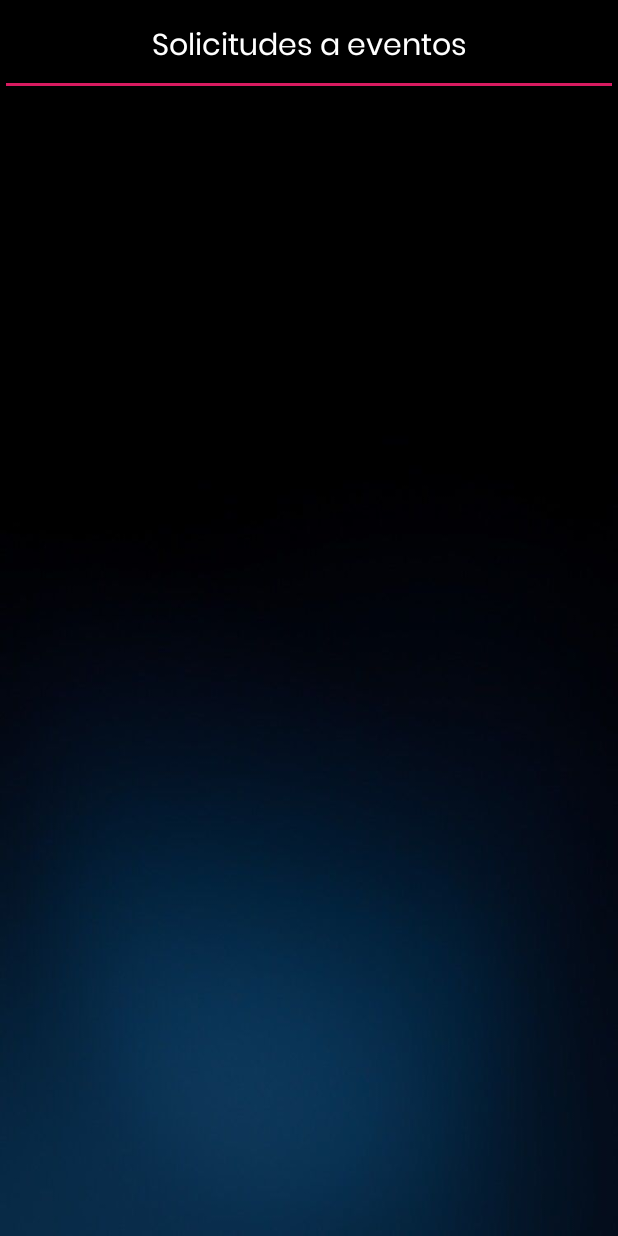
After one commit to BayronCampaz/SportApp, an Android app: the fragment RequestedEventFragment shown on its own in the app's theme, on a phone screen of 412 x 824 dp. The commit adds this screen. Run offline under Robolectric (Android 15) with nearby library versions, the phone set to English and light mode, and no system bars; 1 statement that could not run was skipped.

Commit message:
Add all related with RequestedEvents

```diff
--- a/app/src/main/java/edu/icesi/sportapp/FeedAdapter.java
+++ b/app/src/main/java/edu/icesi/sportapp/control/adapters/FeedAdapter.java
@@ -1,4 +1,4 @@
-package edu.icesi.sportapp;
+package edu.icesi.sportapp.control.adapters;
 
 import android.app.AlertDialog;
 import android.content.Context;
@@ -16,6 +16,7 @@ import android.widget.TextView;
 import java.text.SimpleDateFormat;
 import java.util.ArrayList;
 
+import edu.icesi.sportapp.R;
 import edu.icesi.sportapp.model.entity.EventSport;
 
 public class FeedAdapter extends BaseAdapter {
--- /dev/null
+++ b/app/src/main/java/edu/icesi/sportapp/control/adapters/RequestedEventAdapter.java
@@ -0,0 +1,55 @@
+package edu.icesi.sportapp.control.adapters;
+
+import android.view.LayoutInflater;
+import android.view.View;
+import android.view.ViewGroup;
+import android.widget.BaseAdapter;
+import android.widget.TextView;
+
+import java.util.ArrayList;
+
+import edu.icesi.sportapp.R;
+import edu.icesi.sportapp.model.entity.EventSportRequest;
+
+public class RequestedEventAdapter extends BaseAdapter {
+
+    private ArrayList<EventSportRequest> eventSportRequests;
+
+    public RequestedEventAdapter(){
+        eventSportRequests = new ArrayList<>();
+    }
+
+    @Override
+    public int getCount() {
+        return eventSportRequests.size();
+    }
+
+    @Override
+    public Object getItem(int i) {
+        return eventSportRequests.get(i);
+    }
+
+    @Override
+    public long getItemId(int i) {
+        return i;
+    }
+
+    @Override
+    public View getView(int i, View view, ViewGroup viewGroup) {
+
+        LayoutInflater inflater = LayoutInflater.from(viewGroup.getContext());
+        View rowView = inflater.inflate(R.layout.row_requested_event, null);
+        TextView nameRequestedEvent = rowView.findViewById(R.id.name_requested_event);
+        TextView statusRequestedEvent = rowView.findViewById(R.id.status_requested_event);
+
+        //TODO Acá toca obtener los eventos haciendo uso del atributo eventID del objeto eventSportRequests
+        nameRequestedEvent.setText("Evento: " );
+        nameRequestedEvent.setText("Estado: " + eventSportRequests.get(i).getStatus());
+
+        return rowView ;
+    }
+
+    public void addRequestedEvent(EventSportRequest event){
+        eventSportRequests.add(event);
+    }
+}
--- a/app/src/main/java/edu/icesi/sportapp/EventCreationFragment.java
+++ b/app/src/main/java/edu/icesi/sportapp/control/fragments/EventCreationFragment.java
@@ -1,4 +1,4 @@
-package edu.icesi.sportapp;
+package edu.icesi.sportapp.control.fragments;
 
 import android.app.DatePickerDialog;
 import android.app.TimePickerDialog;
@@ -29,6 +29,10 @@ import java.text.SimpleDateFormat;
 import java.util.Calendar;
 import java.util.Date;
 
+import edu.icesi.sportapp.MainActivity;
+import edu.icesi.sportapp.MapsActivity;
+import edu.icesi.sportapp.R;
+import edu.icesi.sportapp.control.fragments.FeedFragment;
 import edu.icesi.sportapp.model.entity.EventSport;
 import edu.icesi.sportapp.model.remote.DatabaseConstants;
 
--- a/app/src/main/java/edu/icesi/sportapp/FeedFragment.java
+++ b/app/src/main/java/edu/icesi/sportapp/control/fragments/FeedFragment.java
@@ -1,4 +1,4 @@
-package edu.icesi.sportapp;
+package edu.icesi.sportapp.control.fragments;
 
 import android.os.Bundle;
 import android.view.LayoutInflater;
@@ -6,6 +6,8 @@ import android.view.View;
 import android.view.ViewGroup;
 
 import androidx.fragment.app.Fragment;
+
+import edu.icesi.sportapp.R;
 
 public class FeedFragment extends Fragment {
 
--- a/app/src/main/java/edu/icesi/sportapp/ProfileFragment.java
+++ b/app/src/main/java/edu/icesi/sportapp/control/fragments/ProfileFragment.java
@@ -1,4 +1,4 @@
-package edu.icesi.sportapp;
+package edu.icesi.sportapp.control.fragments;
 
 import android.graphics.Color;
 import android.os.Bundle;
@@ -22,6 +22,7 @@ import com.google.firebase.database.FirebaseDatabase;
 import com.google.firebase.database.ValueEventListener;
 import com.google.firebase.database.collection.LLRBNode;
 
+import edu.icesi.sportapp.R;
 import edu.icesi.sportapp.model.entity.User;
 import edu.icesi.sportapp.model.remote.DatabaseConstants;
 
--- /dev/null
+++ b/app/src/main/java/edu/icesi/sportapp/control/fragments/RequestedEventFragment.java
@@ -0,0 +1,39 @@
+package edu.icesi.sportapp.control.fragments;
+
+import android.content.Context;
+import android.net.Uri;
+import android.os.Bundle;
+
+import androidx.fragment.app.Fragment;
+
+import android.view.LayoutInflater;
+import android.view.View;
+import android.view.ViewGroup;
+import android.widget.ListView;
+
+import edu.icesi.sportapp.R;
+import edu.icesi.sportapp.control.adapters.RequestedEventAdapter;
+
+
+public class RequestedEventFragment extends Fragment {
+
+    private ListView listRequestedEvents;
+    RequestedEventAdapter adapter;
+
+    @Override
+    public void onCreate(Bundle savedInstanceState) {
+        super.onCreate(savedInstanceState);
+    }
+
+    @Override
+    public View onCreateView(LayoutInflater inflater, ViewGroup container,
+                             Bundle savedInstanceState) {
+        View view = inflater.inflate(R.layout.fragment_requested_event, container, false);
+        listRequestedEvents = view.findViewById(R.id.list_requested_events);
+
+        adapter = new RequestedEventAdapter();
+        listRequestedEvents.setAdapter(adapter);
+
+        return view;
+    }
+}
--- a/app/src/main/java/edu/icesi/sportapp/model/entity/SportRequest.java
+++ b/app/src/main/java/edu/icesi/sportapp/model/entity/EventSportRequest.java
@@ -1,6 +1,6 @@
 package edu.icesi.sportapp.model.entity;
 
-public class SportRequest {
+public class EventSportRequest {
 
     public static final String ACCEPTED = "Aceptado";
     public static final String PENDING = "Pendiente";
@@ -11,10 +11,10 @@ public class SportRequest {
     private String eventID;
     private String status;
 
-    public SportRequest() {
+    public EventSportRequest() {
     }
 
-    public SportRequest(String uid, String userID, String eventID, String status) {
+    public EventSportRequest(String uid, String userID, String eventID, String status) {
         this.uid = uid;
         this.userID = userID;
         this.eventID = eventID;
--- a/app/src/main/res/drawable/ic_add_circle.xml
+++ b/app/src/main/res/drawable/ic_add_circle.xml
@@ -1,4 +1,4 @@
-<vector android:height="40dp" android:viewportHeight="24"
-    android:viewportWidth="24" android:width="40dp" xmlns:android="http://schemas.android.com/apk/res/android">
+<vector android:height="50dp" android:viewportHeight="24"
+    android:viewportWidth="24" android:width="50dp" xmlns:android="http://schemas.android.com/apk/res/android">
     <path android:fillColor="#FF000000" android:pathData="M12,2C6.48,2 2,6.48 2,12s4.48,10 10,10 10,-4.48 10,-10S17.52,2 12,2zM17,13h-4v4h-2v-4L7,13v-2h4L11,7h2v4h4v2z"/>
 </vector>
--- a/app/src/main/res/layout/fragment_feed.xml
+++ b/app/src/main/res/layout/fragment_feed.xml
@@ -3,7 +3,7 @@
     xmlns:tools="http://schemas.android.com/tools"
     android:layout_width="match_parent"
     android:layout_height="match_parent"
-    tools:context=".FeedFragment">
+    tools:context=".control.fragments.FeedFragment">
 
     <!-- TODO: Update blank fragment layout -->
     <TextView
--- /dev/null
+++ b/app/src/main/res/layout/fragment_requested_event.xml
@@ -0,0 +1,25 @@
+<?xml version="1.0" encoding="utf-8"?>
+<LinearLayout
+    android:layout_width="match_parent"
+    android:layout_height="match_parent"
+    android:orientation="vertical"
+    xmlns:android="http://schemas.android.com/apk/res/android"
+    android:background="@drawable/background4">
+
+    <TextView
+        style="@style/styleTextView"
+        android:layout_width="match_parent"
+        android:layout_height="wrap_content"
+        android:gravity="center"
+        android:padding="15dp"
+        android:textSize="20sp"
+        android:text="@string/request_to_events"/>
+
+    <ListView
+        android:id="@+id/list_requested_events"
+        android:layout_width="match_parent"
+        android:layout_height="wrap_content">
+
+    </ListView>
+
+</LinearLayout>
--- a/app/src/main/res/values/strings.xml
+++ b/app/src/main/res/values/strings.xml
@@ -25,6 +25,7 @@
     <string name="change_password">Cambiar contraseña</string>
     <string name="edit_info">Editar información</string>
     <string name="accept_changes">Aceptar cambios</string>
+    <string name="request_to_events">Solicitudes a eventos</string>
 
     <string name="not_user_yet">¿No eres usuario aún? "\n" Registrate</string>
     <string-array name="sports_array">
```
Also changed, not shown: app/src/main/java/edu/icesi/sportapp/MainActivity.java (+12 -5 lines), app/src/main/res/layout/activity_main.xml (+10 -1 lines), app/src/main/res/layout/row_requested_event.xml (added, +36 -0 lines), app/src/main/res/drawable/calendar_img.png (added).
